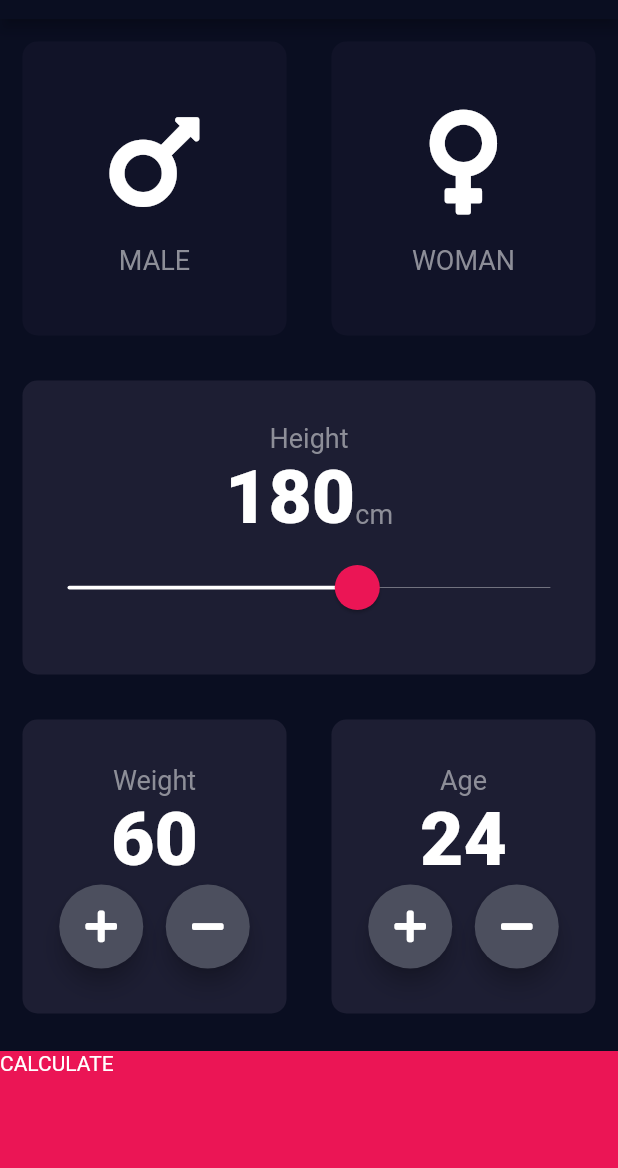
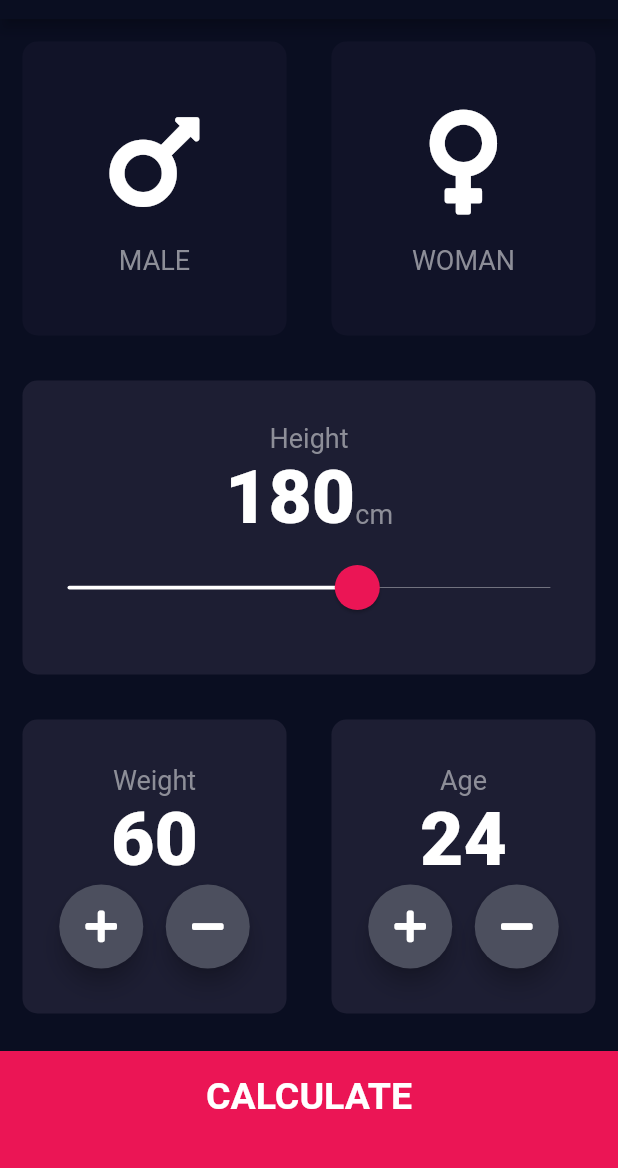
Before and after one commit to jeik0s/BMICalculator, a Flutter app: the screen it shows after launch, on a phone screen of 412 x 824 dp, the part 65-1233 px from its top. Run offline on Flutter 3.47's test engine with Material 2 defaults, Android fonts, the phone set to English and light mode, and no system bars; our stand-ins replace font_awesome_flutter.

Commit message:
Routes in action

```diff
--- /dev/null
+++ b/lib/components/bottom_button.dart
@@ -0,0 +1,30 @@
+import 'package:flutter/material.dart';
+import '../constants.dart';
+
+class BottomButton extends StatelessWidget {
+
+  BottomButton({required this.onTap, required this.buttonText});
+
+  final Function onTap;
+  final String buttonText;
+
+  @override
+  Widget build(BuildContext context) {
+    return GestureDetector(
+      onTap: (){
+        onTap();
+      },
+      child: Container(
+        child: Center(
+          child: Text(buttonText,
+            style: kkkLargeButtonTextStyle,),
+        ),
+        color: kkkBottomContainerColor,
+        margin: EdgeInsets.only(top: 10.0),
+        width: double.infinity,
+        padding: EdgeInsets.only(bottom: 20.0),
+        height: kkkBottomContainerHeight,
+      ),
+    );
+  }
+}
--- a/lib/icon_content.dart
+++ b/lib/components/icon_content.dart
@@ -1,5 +1,5 @@
 import 'package:flutter/material.dart';
-import 'constants.dart';
+import '../constants.dart';
 
 const iconSize = 80.0;
 
--- /dev/null
+++ b/lib/components/round_icon_button.dart
@@ -0,0 +1,22 @@
+import 'package:flutter/material.dart';
+
+class RoundIconButton extends StatelessWidget {
+  RoundIconButton({required this.icon, required this.onButtonPress});
+  final IconData icon;
+  final VoidCallback onButtonPress;
+
+  @override
+  Widget build(BuildContext context) {
+    return RawMaterialButton(
+      elevation: 6.0,
+      constraints: BoxConstraints.tightFor(
+        width: 56.0,
+        height: 56.0,
+      ),
+      shape: CircleBorder(),
+      fillColor: Color(0xFF4C4F5E),
+      onPressed: onButtonPress,
+      child: Icon(icon),
+    );
+  }
+}
--- a/lib/main.dart
+++ b/lib/main.dart
@@ -1,5 +1,5 @@
 import 'package:flutter/material.dart';
-import 'input_page.dart';
+import 'screens/input_page.dart';
 
 void main() => runApp(BMICalculator());
 
--- a/lib/input_page.dart
+++ b/lib/screens/input_page.dart
@@ -1,9 +1,11 @@
 import 'package:flutter/material.dart';
 import 'package:font_awesome_flutter/font_awesome_flutter.dart';
-import 'icon_content.dart';
-import 'reusable_card.dart';
-import 'constants.dart';
+import '../components/icon_content.dart';
+import '../components/reusable_card.dart';
+import '../constants.dart';
 import 'results_page.dart';
+import '../components/bottom_button.dart';
+import '../components/round_icon_button.dart';
 
 enum Gender {
   male,
@@ -203,44 +205,17 @@ class _InputPageState extends State<InputPage> {
               ],
             ),
           ),
-          GestureDetector(
-            onTap: (){
+          BottomButton(
+            buttonText: 'CALCULATE',
+            onTap: () {
               Navigator.push(
-                context,
-                MaterialPageRoute(builder: (context) => ResultsPage())
+                  context,
+                  MaterialPageRoute(builder: (context) => ResultsPage())
               );
             },
-            child: Container(
-              child: Text("CALCULATE"),
-              color: kkkBottomContainerColor,
-              margin: EdgeInsets.only(top: 10.0),
-              width: double.infinity,
-              height: kkkBottomContainerHeight,
-            ),
           )
         ],
       ),
     );
   }
 }
-
-class RoundIconButton extends StatelessWidget {
-  RoundIconButton({required this.icon, required this.onButtonPress});
-  final IconData icon;
-  final VoidCallback onButtonPress;
-
-  @override
-  Widget build(BuildContext context) {
-    return RawMaterialButton(
-      elevation: 6.0,
-      constraints: BoxConstraints.tightFor(
-        width: 56.0,
-        height: 56.0,
-      ),
-      shape: CircleBorder(),
-      fillColor: Color(0xFF4C4F5E),
-      onPressed: onButtonPress,
-      child: Icon(icon),
-    );
-  }
-}
```
Also changed, not shown: lib/constants.dart (+25 -0 lines), lib/results_page.dart (deleted, +0 -13 lines), lib/screens/results_page.dart (added, +54 -0 lines), lib/components/reusable_card.dart (renamed from lib/reusable_card.dart), 1 other file.
